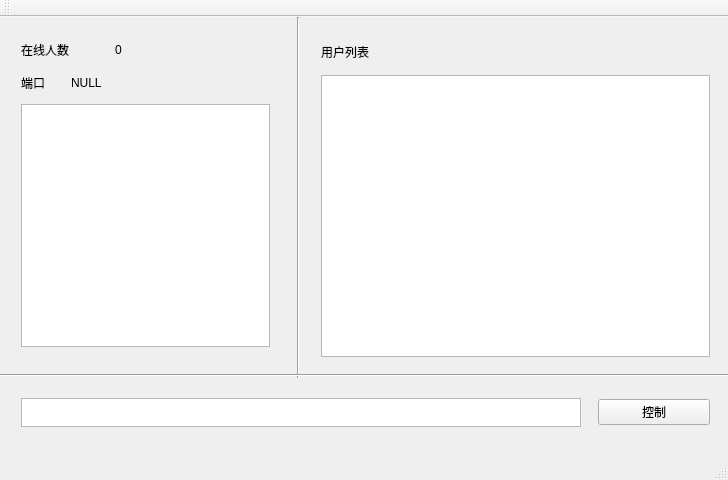
First picture: the form in mainwindow.ui, repository ZHZXOJ/Chat-server, before the edit.
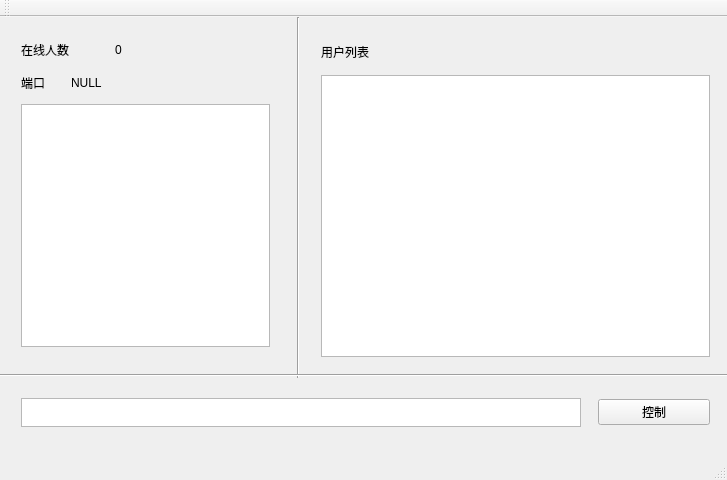
Second picture: the form after the edit.

```diff
--- a/mainwindow.ui
+++ b/mainwindow.ui
@@ -6,7 +6,7 @@
    <rect>
     <x>0</x>
     <y>0</y>
-    <width>728</width>
+    <width>727</width>
     <height>480</height>
    </rect>
   </property>
@@ -40,7 +40,7 @@
      <enum>Qt::Horizontal</enum>
     </property>
    </widget>
-   <widget class="QWidget" name="">
+   <widget class="QWidget" name="layoutWidget">
     <property name="geometry">
      <rect>
       <x>10</x>
@@ -143,7 +143,7 @@
      </item>
     </layout>
    </widget>
-   <widget class="QWidget" name="">
+   <widget class="QWidget" name="layoutWidget">
     <property name="geometry">
      <rect>
       <x>10</x>
@@ -178,7 +178,7 @@
      </item>
     </layout>
    </widget>
-   <widget class="QWidget" name="">
+   <widget class="QWidget" name="layoutWidget">
     <property name="geometry">
      <rect>
       <x>310</x>
```
Left out of the diff: 8 changed lines with no effect on the pictures.
